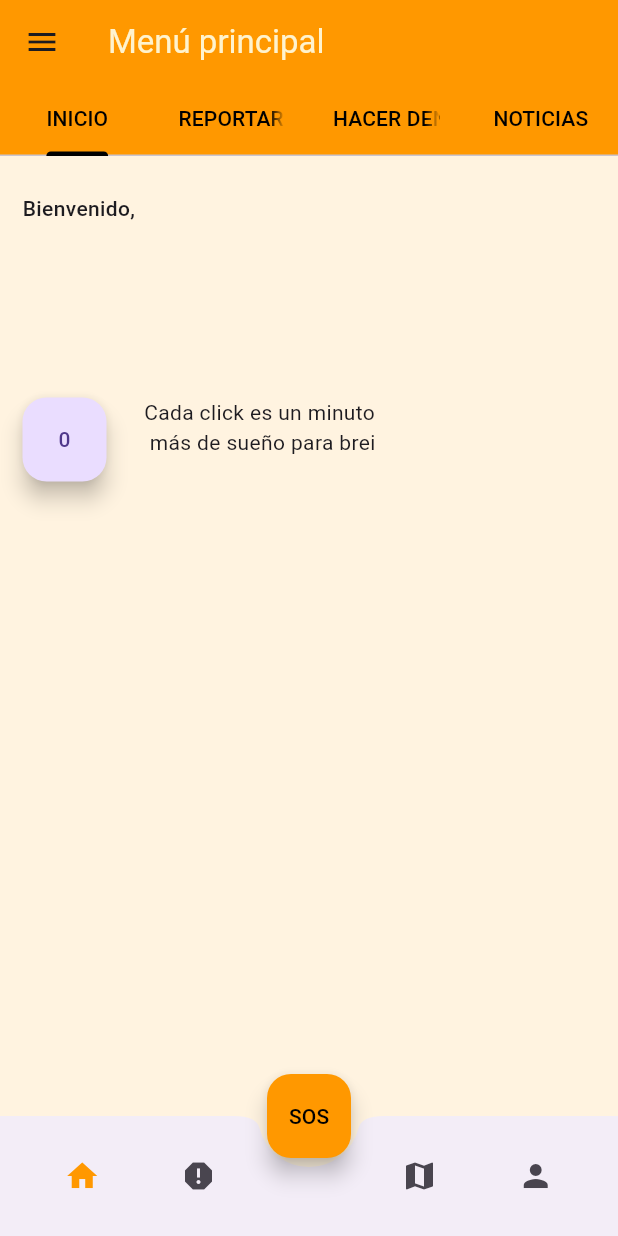
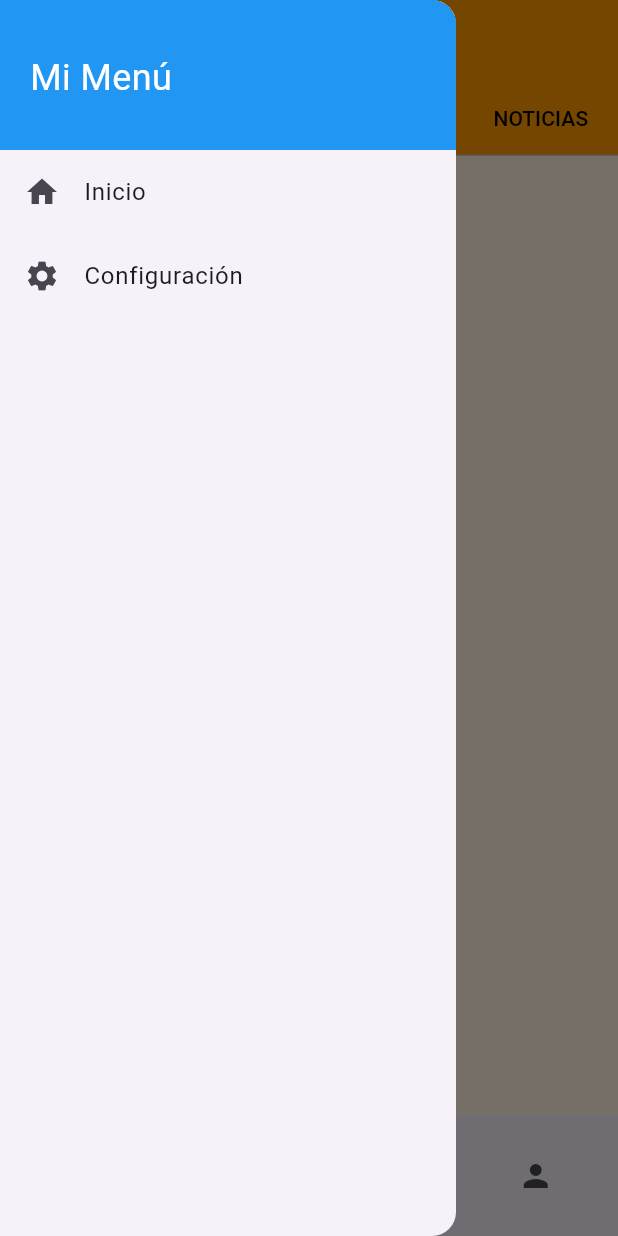
Before and after one commit to Reebotbrei/limaEnAccion, a Flutter app: the HomePage screen opened directly with empty values, with the side drawer open (before the commit the screen has no drawer), on a phone screen of 412 x 824 dp. Run offline on Flutter 3.47's test engine with Material 3 defaults, Android fonts, the phone set to English and light mode, and no system bars; our stand-ins replace cloud_firestore, firebase_auth, firebase_core, image_picker; accounts and stored records are empty.

Commit message:
agregando barrita de menu, arreglando la creacion de usuarios en la base de datos, se creaba con correo ahora es con email

```diff
--- /dev/null
+++ b/lib/features/auth/home/screens/barrita_menu.dart
@@ -0,0 +1,49 @@
+import 'package:flutter/material.dart';
+
+class Menu extends StatefulWidget {
+  const Menu({super.key});
+
+  @override
+  State<Menu> createState() => _Menu();
+}
+
+class _Menu extends State<Menu> {
+  @override
+  Widget build(BuildContext context) {
+    return  Drawer(
+        child: ListView(
+          padding: EdgeInsets.zero,
+          children: [
+            Container(
+              padding: EdgeInsets.symmetric(horizontal: 20, vertical: 35),
+              height: 100,
+              decoration: BoxDecoration(
+                color: Colors.blue,
+              ),
+              child: Text(
+                'Mi Menú',
+                style: TextStyle(
+                  color: Colors.white,
+                  fontSize: 24,
+                ),
+              ),
+            ),
+            ListTile(
+              leading: Icon(Icons.home),
+              title: Text('Inicio'),
+              onTap: () {
+                Navigator.pop(context);
+              },
+            ),
+            ListTile(
+              leading: Icon(Icons.settings),
+              title: Text('Configuración'),
+              onTap: () {
+                Navigator.pop(context);
+              },
+            ),
+          ],
+        ),
+    );
+  }
+}
--- a/lib/features/auth/home/screens/home_page.dart
+++ b/lib/features/auth/home/screens/home_page.dart
@@ -1,3 +1,4 @@
+import 'package:aplicacion_movil/features/auth/home/screens/barrita_menu.dart';
 import 'package:aplicacion_movil/features/auth/home/screens/screen_inicio.dart';
 import 'package:aplicacion_movil/objetos/usuario.dart';
 import 'package:flutter/material.dart';
@@ -28,16 +29,9 @@ class _HomePageState extends State<HomePage>
       backgroundColor: const Color(0xFFFFF3E0),
       resizeToAvoidBottomInset: false,
       appBar: AppBar(
-
         backgroundColor: Colors.orange,
-        leading: IconButton(
-          icon: const Icon(Icons.menu),
-          onPressed: (){
-          },
-        ),
         title: const Text('Menú principal',
             style: TextStyle(color: Color.fromARGB(255, 255, 243, 206))),
-
         bottom: TabBar(
           controller: _tabController,
           tabs: const [
@@ -51,6 +45,7 @@ class _HomePageState extends State<HomePage>
           indicatorColor: Colors.black,
         ),
       ),
+      drawer: const Menu(),
       body: SafeArea(
         child: Padding(
           padding: const EdgeInsets.only(bottom: 8.0),
@@ -95,7 +90,8 @@ class _HomePageState extends State<HomePage>
         onPressed: () {
           Navigator.push(
             context,
-            MaterialPageRoute(builder: (context) => const SosScreen(mostrar: false)),
+            MaterialPageRoute(
+                builder: (context) => const SosScreen(mostrar: false)),
           );
         },
       ),
--- a/lib/features/auth/screens/signp_page.dart
+++ b/lib/features/auth/screens/signp_page.dart
@@ -45,7 +45,7 @@ class _SignpPageState extends State<SignpPage> {
             .collection('Usuario')
             .doc(usuario.user!.uid) //este es el identificador de cada usuario en firestore :v
             .set({
-              'correo': email,
+              'email': email,
               'distrito': 'san juan',
               'nombre' : nombre
               });
--- a/lib/objetos/usuario.dart
+++ b/lib/objetos/usuario.dart
@@ -10,6 +10,7 @@ class Usuario {
   factory Usuario.fromFirestore(DocumentSnapshot doc) {
     final dataFromJsonFireStore = doc.data() as Map<String, dynamic>;
     return Usuario(
+      //XD
       nombre: dataFromJsonFireStore['nombre'],
       distrito: dataFromJsonFireStore['distrito'],
       email: dataFromJsonFireStore['email'],
```
